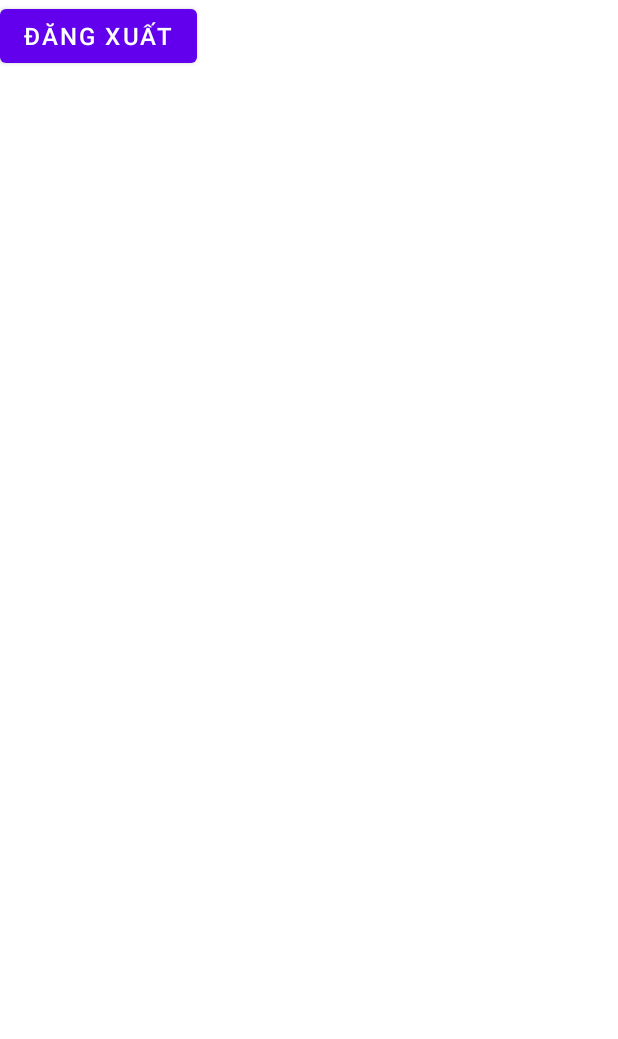
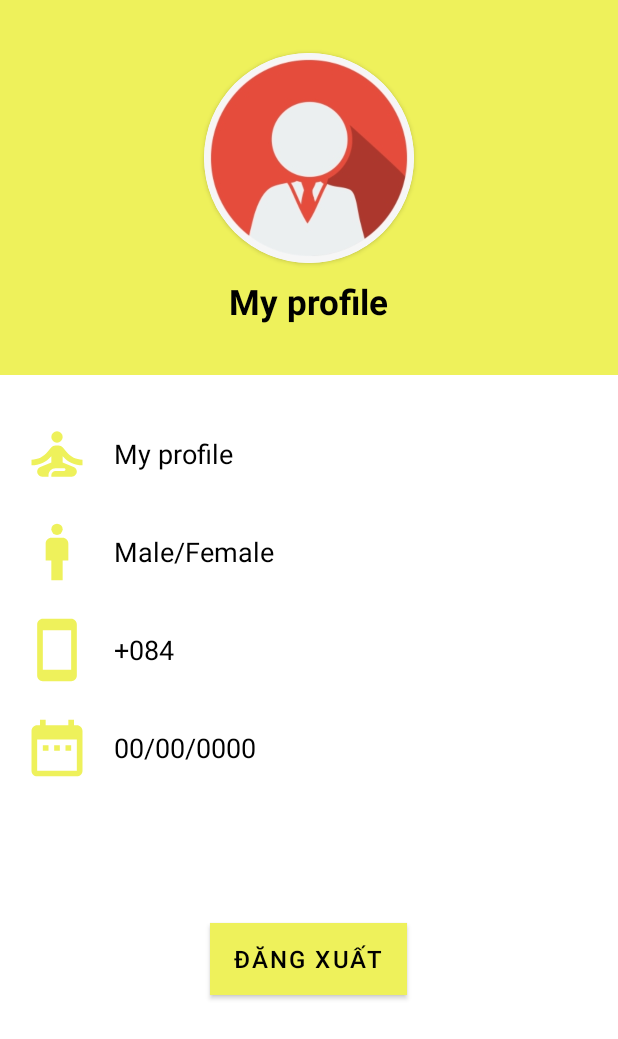
Before and after one commit to hiutinn/FA22_PRO1121_CP17305_Nhom4_GoiDi_Client, an Android app: the fragment ProfileFragment shown on its own in the app's theme, on a phone screen of 412 x 824 dp. Shown: the top 1039 px of the screen. Run offline under Robolectric (Android 15) with nearby library versions, the phone set to English and light mode, and no system bars.

Commit message:
Profile_1

```diff
--- /dev/null
+++ b/app/src/main/res/drawable/ic_baseline_date_range_24.xml
@@ -0,0 +1,5 @@
+<vector android:height="24dp" android:tint="#EEF15B"
+    android:viewportHeight="24" android:viewportWidth="24"
+    android:width="24dp" xmlns:android="http://schemas.android.com/apk/res/android">
+    <path android:fillColor="@android:color/white" android:pathData="M9,11L7,11v2h2v-2zM13,11h-2v2h2v-2zM17,11h-2v2h2v-2zM19,4h-1L18,2h-2v2L8,4L8,2L6,2v2L5,4c-1.11,0 -1.99,0.9 -1.99,2L3,20c0,1.1 0.89,2 2,2h14c1.1,0 2,-0.9 2,-2L21,6c0,-1.1 -0.9,-2 -2,-2zM19,20L5,20L5,9h14v11z"/>
+</vector>
--- /dev/null
+++ b/app/src/main/res/drawable/ic_baseline_man_24.xml
@@ -0,0 +1,6 @@
+<vector android:height="24dp" android:tint="#EEF15B"
+    android:viewportHeight="24" android:viewportWidth="24"
+    android:width="24dp" xmlns:android="http://schemas.android.com/apk/res/android">
+    <path android:fillColor="@android:color/white" android:pathData="M14,7h-4C8.9,7 8,7.9 8,9v6h2v7h4v-7h2V9C16,7.9 15.1,7 14,7z"/>
+    <path android:fillColor="@android:color/white" android:pathData="M12,4m-2,0a2,2 0,1 1,4 0a2,2 0,1 1,-4 0"/>
+</vector>
--- /dev/null
+++ b/app/src/main/res/drawable/ic_baseline_self_improvement_24.xml
@@ -0,0 +1,6 @@
+<vector android:height="24dp" android:tint="#EEF15B"
+    android:viewportHeight="24" android:viewportWidth="24"
+    android:width="24dp" xmlns:android="http://schemas.android.com/apk/res/android">
+    <path android:fillColor="@android:color/white" android:pathData="M12,6m-2,0a2,2 0,1 1,4 0a2,2 0,1 1,-4 0"/>
+    <path android:fillColor="@android:color/white" android:pathData="M21,16v-2c-2.24,0 -4.16,-0.96 -5.6,-2.68l-1.34,-1.6C13.68,9.26 13.12,9 12.53,9h-1.05c-0.59,0 -1.15,0.26 -1.53,0.72l-1.34,1.6C7.16,13.04 5.24,14 3,14v2c2.77,0 5.19,-1.17 7,-3.25V15l-3.88,1.55C5.45,16.82 5,17.48 5,18.21C5,19.2 5.8,20 6.79,20H9v-0.5c0,-1.38 1.12,-2.5 2.5,-2.5h3c0.28,0 0.5,0.22 0.5,0.5S14.78,18 14.5,18h-3c-0.83,0 -1.5,0.67 -1.5,1.5V20h7.21C18.2,20 19,19.2 19,18.21c0,-0.73 -0.45,-1.39 -1.12,-1.66L14,15v-2.25C15.81,14.83 18.23,16 21,16z"/>
+</vector>
--- /dev/null
+++ b/app/src/main/res/drawable/ic_baseline_smartphone_24.xml
@@ -0,0 +1,5 @@
+<vector android:height="24dp" android:tint="#EEF15B"
+    android:viewportHeight="24" android:viewportWidth="24"
+    android:width="24dp" xmlns:android="http://schemas.android.com/apk/res/android">
+    <path android:fillColor="@android:color/white" android:pathData="M17,1.01L7,1c-1.1,0 -2,0.9 -2,2v18c0,1.1 0.9,2 2,2h10c1.1,0 2,-0.9 2,-2V3c0,-1.1 -0.9,-1.99 -2,-1.99zM17,19H7V5h10v14z"/>
+</vector>
--- a/app/src/main/res/layout/fragment_profile.xml
+++ b/app/src/main/res/layout/fragment_profile.xml
@@ -3,14 +3,150 @@
     xmlns:tools="http://schemas.android.com/tools"
     android:layout_width="match_parent"
     android:layout_height="match_parent"
+    xmlns:app="http://schemas.android.com/apk/res-auto"
     tools:context=".fragment.ProfileFragment">
 
     <!-- TODO: Update blank fragment layout -->
+
+
+        <LinearLayout
+            android:layout_width="match_parent"
+            android:layout_height="250dp"
+            android:orientation="vertical"
+            android:background="#eef15b">
+            <androidx.cardview.widget.CardView
+                android:layout_width="140dp"
+                android:layout_height="140dp"
+                android:layout_gravity="center_horizontal"
+                android:layout_marginTop="35dp"
+                android:foregroundGravity="center_horizontal"
+                app:cardCornerRadius="100dp">
+                <ImageView
+                    android:layout_width="match_parent"
+                    android:layout_height="match_parent"
+                    android:src="@drawable/img"/>
+            </androidx.cardview.widget.CardView>
+
+            <TextView
+                android:layout_width="wrap_content"
+                android:layout_height="wrap_content"
+                android:text="My profile"
+                android:textColor="@color/black"
+                android:textSize="23dp"
+                android:layout_gravity="center_horizontal"
+                android:layout_marginTop="10dp"
+                android:textStyle="bold"/>
+        </LinearLayout>
+    <LinearLayout
+        android:layout_width="match_parent"
+        android:layout_height="350dp"
+        android:layout_marginTop="250dp"
+        android:orientation="vertical">
+
+        <LinearLayout
+            android:layout_width="match_parent"
+            android:layout_height="wrap_content"
+            android:layout_marginTop="30dp"
+            android:layout_marginLeft="15dp"
+            android:orientation="horizontal">
+
+            <ImageView
+                android:layout_width="45dp"
+                android:layout_height="45dp"
+                android:src="@drawable/ic_baseline_self_improvement_24" />
+
+            <TextView
+                android:layout_width="wrap_content"
+                android:layout_height="wrap_content"
+                android:layout_gravity="center_vertical"
+                android:paddingLeft="15dp"
+                android:text="My profile"
+                android:textColor="@color/black"
+                android:textSize="18dp" />
+        </LinearLayout>
+
+        <LinearLayout
+            android:layout_width="match_parent"
+            android:layout_height="wrap_content"
+            android:layout_marginLeft="15dp"
+            android:layout_marginTop="20dp"
+            android:orientation="horizontal">
+
+            <ImageView
+                android:layout_width="45dp"
+                android:layout_height="45dp"
+                android:src="@drawable/ic_baseline_man_24" />
+
+            <TextView
+                android:layout_width="wrap_content"
+                android:layout_height="wrap_content"
+                android:layout_gravity="center_vertical"
+                android:paddingLeft="15dp"
+                android:text="Male/Female"
+                android:textColor="@color/black"
+                android:textSize="18dp" />
+        </LinearLayout>
+
+        <LinearLayout
+            android:layout_width="match_parent"
+            android:layout_height="wrap_content"
+            android:layout_marginLeft="15dp"
+            android:layout_marginTop="20dp"
+            android:orientation="horizontal">
+
+            <ImageView
+                android:layout_width="45dp"
+                android:layout_height="45dp"
+                android:src="@drawable/ic_baseline_smartphone_24" />
+
+            <TextView
+                android:layout_width="wrap_content"
+                android:layout_height="wrap_content"
+                android:layout_gravity="center_vertical"
+                android:paddingLeft="15dp"
+                android:text="+084"
+                android:textColor="@color/black"
+                android:textSize="18dp" />
+        </LinearLayout>
+
+        <LinearLayout
+            android:layout_width="match_parent"
+            android:layout_height="wrap_content"
+            android:layout_marginLeft="15dp"
+            android:layout_marginTop="20dp"
+            android:orientation="horizontal">
+
+            <ImageView
+                android:layout_width="45dp"
+                android:layout_height="45dp"
+                android:src="@drawable/ic_baseline_date_range_24" />
+
+            <TextView
+                android:layout_width="wrap_content"
+                android:layout_height="wrap_content"
+                android:layout_gravity="center_vertical"
+                android:paddingLeft="15dp"
+                android:text="00/00/0000"
+                android:textColor="@color/black"
+                android:textSize="18dp" />
+        </LinearLayout>
+    </LinearLayout>
+
+    <LinearLayout
+        android:layout_width="match_parent"
+        android:layout_height="200dp"
+        android:orientation="vertical"
+        android:layout_marginTop="600dp">
         <Button
             android:id="@+id/btnLogout"
             android:layout_width="wrap_content"
             android:layout_height="wrap_content"
+            android:layout_marginTop="15dp"
+            android:background="#eef15b"
+            android:textColor="@color/black"
             android:text="Đăng xuất"
+            android:layout_gravity="center_horizontal"
             android:textSize="16sp"/>
+    </LinearLayout>
 
 </FrameLayout>
--- a/app/src/main/res/values/colors.xml
+++ b/app/src/main/res/values/colors.xml
@@ -1,9 +1,9 @@
 <?xml version="1.0" encoding="utf-8"?>
 <resources>
     <color name="purple_200">#FFBB86FC</color>
-    <color name="purple_500">#FF6200EE</color>
-    <color name="purple_700">#FF3700B3</color>
-    <color name="teal_200">#FF03DAC5</color>
+    <color name="purple_500">#eef15b</color>
+    <color name="purple_700">#eef15b</color>
+    <color name="teal_200">#eef15b</color>
     <color name="teal_700">#FF018786</color>
     <color name="black">#FF000000</color>
     <color name="white">#FFFFFFFF</color>
```
Also changed, not shown: app/src/main/res/drawable/img.png (added). Lines whose indentation alone changed are shown as unchanged.
